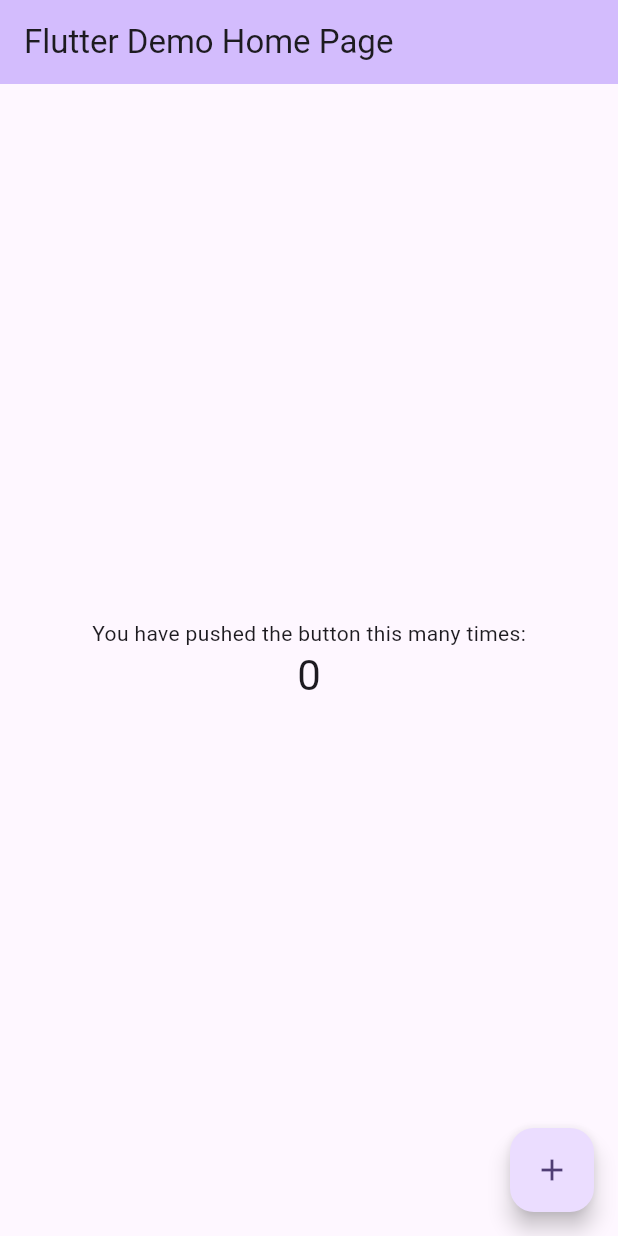
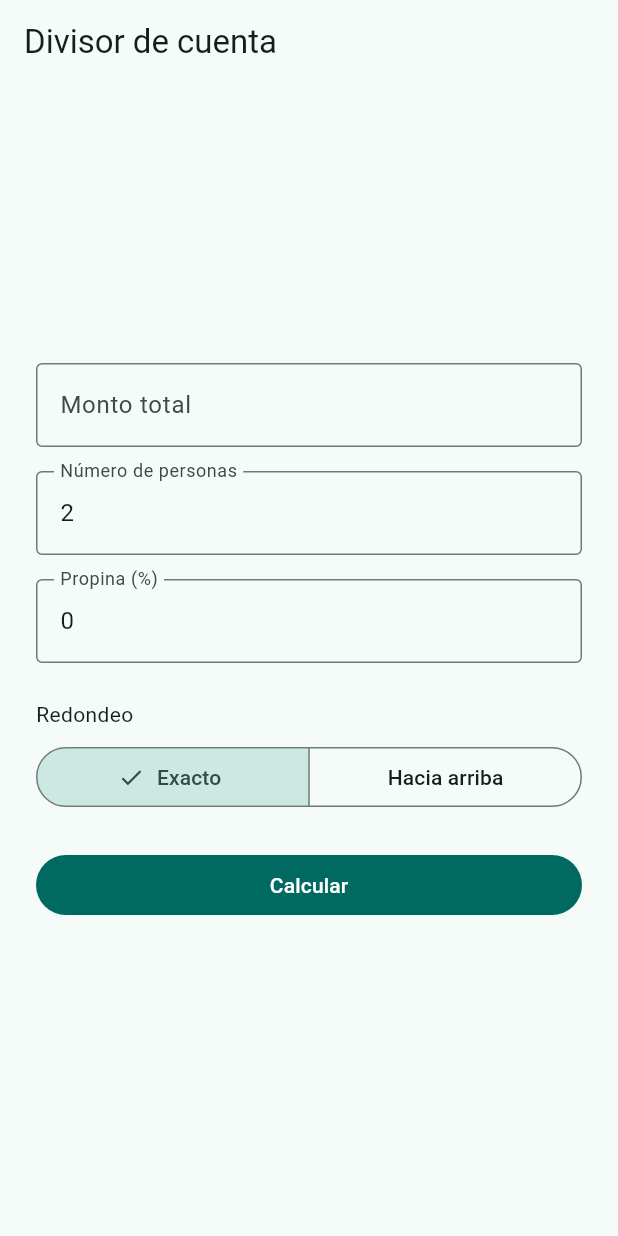
Before and after one commit to CesarMartinezNrv/Programacion-Asistida-de-Apps, a Flutter app: the screen it shows after launch, on a phone screen of 412 x 824 dp. Run offline on Flutter 3.47's test engine with Material 3 defaults, Android fonts, the phone set to English and light mode, and no system bars; our stand-ins replace connectivity_plus, flutter_bloc, flutter_dotenv, shared_preferences, supabase_flutter; accounts and stored records are empty.

Commit message:
participacion 7: app SDD con SOLID 18 pruebas y APK verificado

```diff
--- /dev/null
+++ b/07_Participacion/divisor_cuenta/lib/domain/calcular_division.dart
@@ -0,0 +1,12 @@
+import 'cuenta.dart';
+import 'resultado.dart';
+import 'estrategia_redondeo.dart';
+
+/// Aplica la fórmula a una cuenta válida y delega el redondeo.
+class CalcularDivision {
+  const CalcularDivision();
+  Resultado ejecutar(Cuenta cuenta, EstrategiaRedondeo estrategia) {
+    final importe = cuenta.monto * (1 + cuenta.propina / 100) / cuenta.personas;
+    return Resultado(estrategia.redondear(importe));
+  }
+}
--- /dev/null
+++ b/07_Participacion/divisor_cuenta/lib/domain/cuenta.dart
@@ -0,0 +1,11 @@
+/// Datos numéricos de una cuenta ya validada.
+class Cuenta {
+  final double monto;
+  final int personas;
+  final double propina;
+  const Cuenta({
+    required this.monto,
+    required this.personas,
+    required this.propina,
+  });
+}
--- /dev/null
+++ b/07_Participacion/divisor_cuenta/lib/domain/estrategia_redondeo.dart
@@ -0,0 +1,4 @@
+/// Contrato de redondeo para importes finitos no negativos.
+abstract interface class EstrategiaRedondeo {
+  double redondear(double importe);
+}
--- /dev/null
+++ b/07_Participacion/divisor_cuenta/lib/domain/resultado.dart
@@ -0,0 +1,5 @@
+/// Importe individual después del redondeo.
+class Resultado {
+  final double porPersona;
+  const Resultado(this.porPersona);
+}
--- /dev/null
+++ b/07_Participacion/divisor_cuenta/lib/domain/validar_entrada.dart
@@ -0,0 +1,14 @@
+/// Devuelve el primer error; null indica que los datos son válidos.
+class ValidarEntrada {
+  const ValidarEntrada();
+  String? ejecutar({
+    required double monto,
+    required int personas,
+    required double propina,
+  }) {
+    if (!monto.isFinite || monto < 0) return 'Monto inválido';
+    if (personas < 1) return 'Debe haber al menos una persona';
+    if (!propina.isFinite || propina < 0) return 'Propina inválida';
+    return null;
+  }
+}
--- a/07_Participacion/divisor_cuenta/lib/main.dart
+++ b/07_Participacion/divisor_cuenta/lib/main.dart
@@ -1,122 +1,32 @@
 import 'package:flutter/material.dart';
 
-void main() {
-  runApp(const MyApp());
+import 'domain/validar_entrada.dart';
+import 'domain/calcular_division.dart';
+import 'data/redondeo_exacto.dart';
+import 'data/redondeo_hacia_arriba.dart';
+import 'presentation/divisor_controller.dart';
+import 'presentation/formateador_moneda.dart';
+import 'presentation/pantalla_divisor.dart';
+
+void main() => runApp(crearAplicacion());
+
+/// Único punto de composición de servicios e implementaciones.
+Widget crearAplicacion() {
+  final controller = DivisorController(
+    validar: const ValidarEntrada(),
+    calcular: const CalcularDivision(),
+    estrategias: const {
+      'exacto': RedondeoExacto(),
+      'arriba': RedondeoHaciaArriba(),
+    },
+  );
+  return MaterialApp(
+    debugShowCheckedModeBanner: false,
+    title: 'Divisor de cuenta',
+    theme: ThemeData(colorSchemeSeed: Colors.teal, useMaterial3: true),
+    home: PantallaDivisor(
+      controller: controller,
+      formateador: const FormateadorMoneda(),
+    ),
+  );
 }
-
-class MyApp extends StatelessWidget {
-  const MyApp({super.key});
-
-  // This widget is the root of your application.
-  @override
-  Widget build(BuildContext context) {
-    return MaterialApp(
-      title: 'Flutter Demo',
-      theme: ThemeData(
-        // This is the theme of your application.
-        //
-        // TRY THIS: Try running your application with "flutter run". You'll see
-        // the application has a purple toolbar. Then, without quitting the app,
-        // try changing the seedColor in the colorScheme below to Colors.green
-        // and then invoke "hot reload" (save your changes or press the "hot
-        // reload" button in a Flutter-supported IDE, or press "r" if you used
-        // the command line to start the app).
-        //
-        // Notice that the counter didn't reset back to zero; the application
-        // state is not lost during the reload. To reset the state, use hot
-        // restart instead.
-        //
-        // This works for code too, not just values: Most code changes can be
-        // tested with just a hot reload.
-        colorScheme: .fromSeed(seedColor: Colors.deepPurple),
-      ),
-      home: const MyHomePage(title: 'Flutter Demo Home Page'),
-    );
-  }
-}
-
-class MyHomePage extends StatefulWidget {
-  const MyHomePage({super.key, required this.title});
-
-  // This widget is the home page of your application. It is stateful, meaning
-  // that it has a State object (defined below) that contains fields that affect
-  // how it looks.
-
-  // This class is the configuration for the state. It holds the values (in this
-  // case the title) provided by the parent (in this case the App widget) and
-  // used by the build method of the State. Fields in a Widget subclass are
-  // always marked "final".
-
-  final String title;
-
-  @override
-  State<MyHomePage> createState() => _MyHomePageState();
-}
-
-class _MyHomePageState extends State<MyHomePage> {
-  int _counter = 0;
-
-  void _incrementCounter() {
-    setState(() {
-      // This call to setState tells the Flutter framework that something has
-      // changed in this State, which causes it to rerun the build method below
-      // so that the display can reflect the updated values. If we changed
-      // _counter without calling setState(), then the build method would not be
-      // called again, and so nothing would appear to happen.
-      _counter++;
-    });
-  }
-
-  @override
-  Widget build(BuildContext context) {
-    // This method is rerun every time setState is called, for instance as done
-    // by the _incrementCounter method above.
-    //
-    // The Flutter framework has been optimized to make rerunning build methods
-    // fast, so that you can just rebuild anything that needs updating rather
-    // than having to individually change instances of widgets.
-    return Scaffold(
-      appBar: AppBar(
-        // TRY THIS: Try changing the color here to a specific color (to
-        // Colors.amber, perhaps?) and trigger a hot reload to see the AppBar
-        // change color while the other colors stay the same.
-        backgroundColor: Theme.of(context).colorScheme.inversePrimary,
-        // Here we take the value from the MyHomePage object that was created by
-        // the App.build method, and use it to set our appbar title.
-        title: Text(widget.title),
-      ),
-      body: Center(
-        // Center is a layout widget. It takes a single child and positions it
-        // in the middle of the parent.
-        child: Column(
-          // Column is also a layout widget. It takes a list of children and
-          // arranges them vertically. By default, it sizes itself to fit its
-          // children horizontally, and tries to be as tall as its parent.
-          //
-          // Column has various properties to control how it sizes itself and
-          // how it positions its children. Here we use mainAxisAlignment to
-          // center the children vertically; the main axis here is the vertical
-          // axis because Columns are vertical (the cross axis would be
-          // horizontal).
-          //
-          // TRY THIS: Invoke "debug painting" (choose the "Toggle Debug Paint"
-          // action in the IDE, or press "p" in the console), to see the
-          // wireframe for each widget.
-          mainAxisAlignment: .center,
-          children: [
-            const Text('You have pushed the button this many times:'),
-            Text(
-              '$_counter',
-              style: Theme.of(context).textTheme.headlineMedium,
-            ),
-          ],
-        ),
-      ),
-      floatingActionButton: FloatingActionButton(
-        onPressed: _incrementCounter,
-        tooltip: 'Increment',
-        child: const Icon(Icons.add),
-      ),
-    );
-  }
-}
--- /dev/null
+++ b/07_Participacion/divisor_cuenta/lib/presentation/divisor_controller.dart
@@ -0,0 +1,64 @@
+import '../domain/cuenta.dart';
+import '../domain/resultado.dart';
+import '../domain/validar_entrada.dart';
+import '../domain/calcular_division.dart';
+import '../domain/estrategia_redondeo.dart';
+
+/// Coordina conversión, validación y cálculo; no depende de Flutter ni data.
+class DivisorController {
+  final ValidarEntrada validar;
+  final CalcularDivision calcular;
+  final Map<String, EstrategiaRedondeo> estrategias;
+  Resultado? resultado;
+  String? error;
+
+  DivisorController({
+    required this.validar,
+    required this.calcular,
+    required Map<String, EstrategiaRedondeo> estrategias,
+  }) : estrategias = Map.unmodifiable(estrategias);
+
+  /// Elimina estados anteriores al editar o volver a calcular.
+  void limpiar() {
+    resultado = null;
+    error = null;
+  }
+
+  /// Convierte separador decimal local; una entrada no numérica se vuelve NaN.
+  double _numero(String texto) =>
+      double.tryParse(texto.trim().replaceAll(',', '.')) ?? double.nan;
+
+  /// Publica un resultado o un error; nunca ambos.
+  void ejecutar({
+    required String monto,
+    required String personas,
+    required String propina,
+    required String modo,
+  }) {
+    limpiar();
+    final total = _numero(monto);
+    final cantidad = int.tryParse(personas.trim()) ?? 0;
+    final porcentaje = _numero(propina);
+    error = validar.ejecutar(
+      monto: total,
+      personas: cantidad,
+      propina: porcentaje,
+    );
+    if (error != null) return;
+    // Precondición numérica: evita desbordamiento antes de delegar el cálculo.
+    final importe = total * (1 + porcentaje / 100) / cantidad;
+    if (!importe.isFinite || !(importe * 100).isFinite) {
+      error = 'El monto calculado es demasiado grande';
+      return;
+    }
+    final estrategia = estrategias[modo];
+    if (estrategia == null) {
+      error = 'Modo de redondeo inválido';
+      return;
+    }
+    resultado = calcular.ejecutar(
+      Cuenta(monto: total, personas: cantidad, propina: porcentaje),
+      estrategia,
+    );
+  }
+}
--- /dev/null
+++ b/07_Participacion/divisor_cuenta/lib/presentation/formateador_moneda.dart
@@ -0,0 +1,5 @@
+/// Convierte un importe a texto de dos decimales sin símbolo de moneda.
+class FormateadorMoneda {
+  const FormateadorMoneda();
+  String formatear(double importe) => importe.toStringAsFixed(2);
+}
--- /dev/null
+++ b/07_Participacion/divisor_cuenta/lib/presentation/pantalla_divisor.dart
@@ -0,0 +1,128 @@
+import 'package:flutter/material.dart';
+
+import 'divisor_controller.dart';
+import 'formateador_moneda.dart';
+
+class PantallaDivisor extends StatefulWidget {
+  final DivisorController controller;
+  final FormateadorMoneda formateador;
+  const PantallaDivisor({
+    super.key,
+    required this.controller,
+    required this.formateador,
+  });
+  @override
+  State<PantallaDivisor> createState() => _PantallaDivisorState();
+}
+
+class _PantallaDivisorState extends State<PantallaDivisor> {
+  final _monto = TextEditingController();
+  final _personas = TextEditingController(text: '2');
+  final _propina = TextEditingController(text: '0');
+  String _modo = 'exacto';
+
+  void _limpiar(String _) => setState(widget.controller.limpiar);
+
+  void _calcular() => setState(
+    () => widget.controller.ejecutar(
+      monto: _monto.text,
+      personas: _personas.text,
+      propina: _propina.text,
+      modo: _modo,
+    ),
+  );
+
+  @override
+  void dispose() {
+    _monto.dispose();
+    _personas.dispose();
+    _propina.dispose();
+    super.dispose();
+  }
+
+  @override
+  Widget build(BuildContext context) => Scaffold(
+    appBar: AppBar(title: const Text('Divisor de cuenta')),
+    body: Center(
+      child: ConstrainedBox(
+        constraints: const BoxConstraints(maxWidth: 480),
+        child: ListView(
+          shrinkWrap: true,
+          padding: const EdgeInsets.all(24),
+          children: [
+            TextField(
+              key: const Key('monto'),
+              controller: _monto,
+              onChanged: _limpiar,
+              decoration: const InputDecoration(
+                labelText: 'Monto total',
+                border: OutlineInputBorder(),
+              ),
+              keyboardType: const TextInputType.numberWithOptions(
+                decimal: true,
+              ),
+            ),
+            const SizedBox(height: 16),
+            TextField(
+              key: const Key('personas'),
+              controller: _personas,
+              onChanged: _limpiar,
+              decoration: const InputDecoration(
+                labelText: 'Número de personas',
+                border: OutlineInputBorder(),
+              ),
+              keyboardType: TextInputType.number,
+            ),
+            const SizedBox(height: 16),
+            TextField(
+              key: const Key('propina'),
+              controller: _propina,
+              onChanged: _limpiar,
+              decoration: const InputDecoration(
+                labelText: 'Propina (%)',
+                border: OutlineInputBorder(),
+              ),
+              keyboardType: const TextInputType.numberWithOptions(
+                decimal: true,
+              ),
+            ),
+            const SizedBox(height: 24),
+            const Text('Redondeo'),
+            const SizedBox(height: 8),
+            SegmentedButton<String>(
+              segments: const [
+                ButtonSegment(value: 'exacto', label: Text('Exacto')),
+                ButtonSegment(value: 'arriba', label: Text('Hacia arriba')),
+              ],
+              selected: {_modo},
+              onSelectionChanged: (valores) => setState(() {
+                _modo = valores.single;
+                widget.controller.limpiar();
+              }),
+            ),
+            const SizedBox(height: 24),
+            FilledButton(onPressed: _calcular, child: const Text('Calcular')),
+            const SizedBox(height: 24),
+            if (widget.controller.error != null)
+              Text(
+                widget.controller.error!,
+                key: const Key('error'),
+                style: TextStyle(color: Theme.of(context).colorScheme.error),
+              ),
+            if (widget.controller.resultado != null) ...[
+              const Text('Cada persona paga', textAlign: TextAlign.center),
+              Text(
+                widget.formateador.formatear(
+                  widget.controller.resultado!.porPersona,
+                ),
+                key: const Key('resultado'),
+                textAlign: TextAlign.center,
+                style: Theme.of(context).textTheme.headlineLarge,
+              ),
+            ],
+          ],
+        ),
+      ),
+    ),
+  );
+}
```
Also changed, not shown: 07_Participacion/divisor_cuenta/lib/data/redondeo_exacto.dart (added, +7 -0 lines), 07_Participacion/divisor_cuenta/lib/data/redondeo_hacia_arriba.dart (added, +7 -0 lines), 07_Participacion/divisor_cuenta/tool/verificar_domain.dart (added, +58 -0 lines), 07_Participacion/divisor_cuenta/.specify/feature.json (added), 7 other files.
